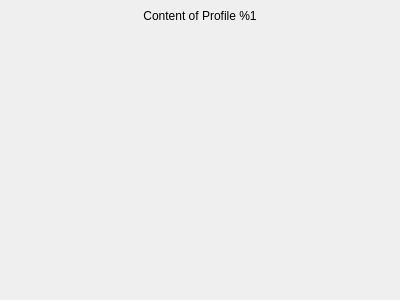
The window that ProfileInterface.ui (SyDevTeam/gta5view) describes before a commit, drawn with Qt 5.
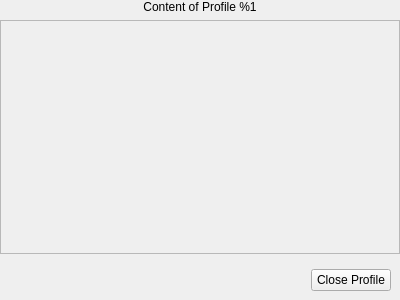
The same window after the commit.

Diff of the .ui file:
```diff
--- a/ProfileInterface.ui
+++ b/ProfileInterface.ui
@@ -18,13 +18,13 @@
     <number>0</number>
    </property>
    <property name="topMargin">
-    <number>9</number>
+    <number>0</number>
    </property>
    <property name="rightMargin">
     <number>0</number>
    </property>
    <property name="bottomMargin">
-    <number>9</number>
+    <number>0</number>
    </property>
    <item>
     <widget class="QLabel" name="labProfileContent">
@@ -37,123 +37,81 @@
     </widget>
    </item>
    <item>
-    <layout class="QHBoxLayout" name="hlContent">
+    <widget class="QScrollArea" name="saProfile">
+     <property name="widgetResizable">
+      <bool>true</bool>
+     </property>
+     <widget class="QWidget" name="saProfileContent">
+      <property name="geometry">
+       <rect>
+        <x>0</x>
+        <y>0</y>
+        <width>398</width>
+        <height>232</height>
+       </rect>
+      </property>
+      <layout class="QVBoxLayout" name="vlProfile">
+       <property name="leftMargin">
+        <number>0</number>
+       </property>
+       <property name="topMargin">
+        <number>0</number>
+       </property>
+       <property name="rightMargin">
+        <number>0</number>
+       </property>
+       <property name="bottomMargin">
+        <number>0</number>
+       </property>
+       <item>
+        <layout class="QHBoxLayout" name="hlContent">
+         <item>
+          <layout class="QVBoxLayout" name="vlSnapmatic"/>
+         </item>
+         <item>
+          <layout class="QVBoxLayout" name="vlSavegame"/>
+         </item>
+        </layout>
+       </item>
+      </layout>
+     </widget>
+    </widget>
+   </item>
+   <item>
+    <layout class="QHBoxLayout" name="hlButtons">
+     <property name="spacing">
+      <number>6</number>
+     </property>
      <property name="leftMargin">
-      <number>0</number>
+      <number>9</number>
      </property>
      <property name="topMargin">
-      <number>0</number>
+      <number>9</number>
      </property>
      <property name="rightMargin">
-      <number>0</number>
+      <number>9</number>
      </property>
      <property name="bottomMargin">
-      <number>0</number>
+      <number>9</number>
      </property>
      <item>
-      <widget class="QScrollArea" name="saSnapmatic">
-       <property name="frameShape">
-        <enum>QFrame::NoFrame</enum>
+      <spacer name="hsProfile">
+       <property name="orientation">
+        <enum>Qt::Horizontal</enum>
        </property>
-       <property name="frameShadow">
-        <enum>QFrame::Plain</enum>
+       <property name="sizeHint" stdset="0">
+        <size>
+         <width>40</width>
+         <height>20</height>
+        </size>
        </property>
-       <property name="widgetResizable">
-        <bool>true</bool>
-       </property>
-       <widget class="QWidget" name="saSnapmaticContent">
-        <property name="geometry">
-         <rect>
-          <x>0</x>
-          <y>0</y>
-          <width>196</width>
-          <height>261</height>
-         </rect>
-        </property>
-        <layout class="QVBoxLayout" name="vlSnapmaticContent">
-         <property name="spacing">
-          <number>0</number>
-         </property>
-         <property name="leftMargin">
-          <number>0</number>
-         </property>
-         <property name="topMargin">
-          <number>0</number>
-         </property>
-         <property name="rightMargin">
-          <number>0</number>
-         </property>
-         <property name="bottomMargin">
-          <number>0</number>
-         </property>
-         <item>
-          <spacer name="vsSnapmatic">
-           <property name="orientation">
-            <enum>Qt::Vertical</enum>
-           </property>
-           <property name="sizeHint" stdset="0">
-            <size>
-             <width>0</width>
-             <height>0</height>
-            </size>
-           </property>
-          </spacer>
-         </item>
-        </layout>
-       </widget>
-      </widget>
+      </spacer>
      </item>
      <item>
-      <widget class="QScrollArea" name="saSavegame">
-       <property name="frameShape">
-        <enum>QFrame::NoFrame</enum>
+      <widget class="QPushButton" name="cmdCloseProfile">
+       <property name="text">
+        <string>Close Profile</string>
        </property>
-       <property name="frameShadow">
-        <enum>QFrame::Plain</enum>
-       </property>
-       <property name="widgetResizable">
-        <bool>true</bool>
-       </property>
-       <widget class="QWidget" name="saSavegameContent">
-        <property name="geometry">
-         <rect>
-          <x>0</x>
-          <y>0</y>
-          <width>196</width>
-          <height>261</height>
-         </rect>
-        </property>
-        <layout class="QVBoxLayout" name="vlSavegameContent">
-         <property name="spacing">
-          <number>0</number>
-         </property>
-         <property name="leftMargin">
-          <number>0</number>
-         </property>
-         <property name="topMargin">
-          <number>0</number>
-         </property>
-         <property name="rightMargin">
-          <number>0</number>
-         </property>
-         <property name="bottomMargin">
-          <number>0</number>
-         </property>
-         <item>
-          <spacer name="vsSavegame">
-           <property name="orientation">
-            <enum>Qt::Vertical</enum>
-           </property>
-           <property name="sizeHint" stdset="0">
-            <size>
-             <width>0</width>
-             <height>0</height>
-            </size>
-           </property>
-          </spacer>
-         </item>
-        </layout>
-       </widget>
       </widget>
      </item>
     </layout>
```
